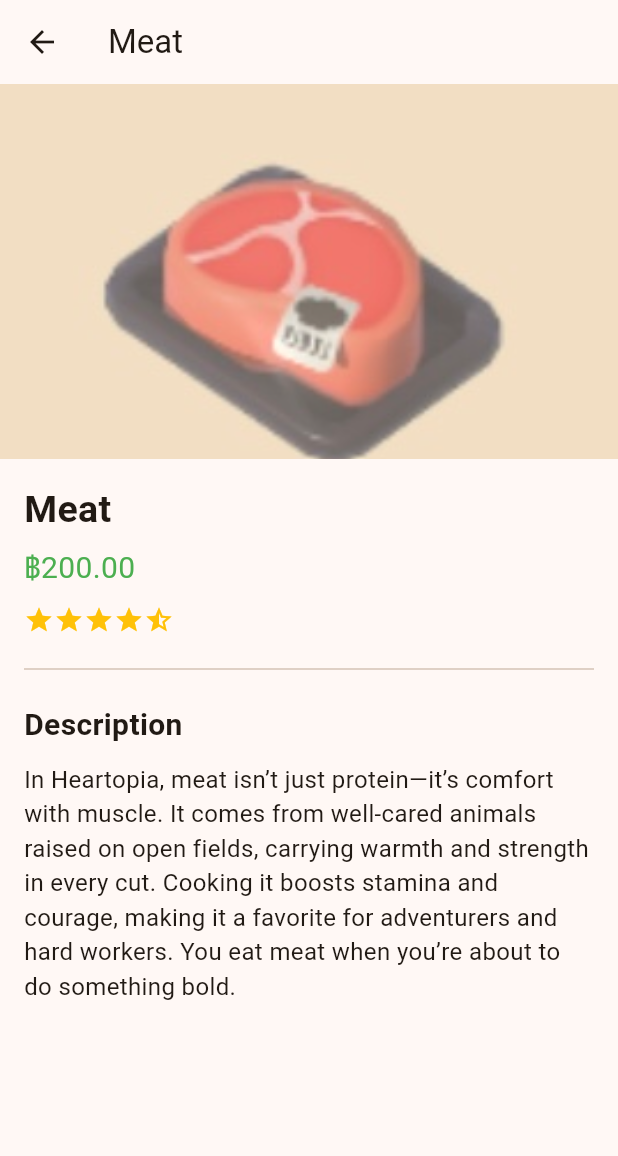
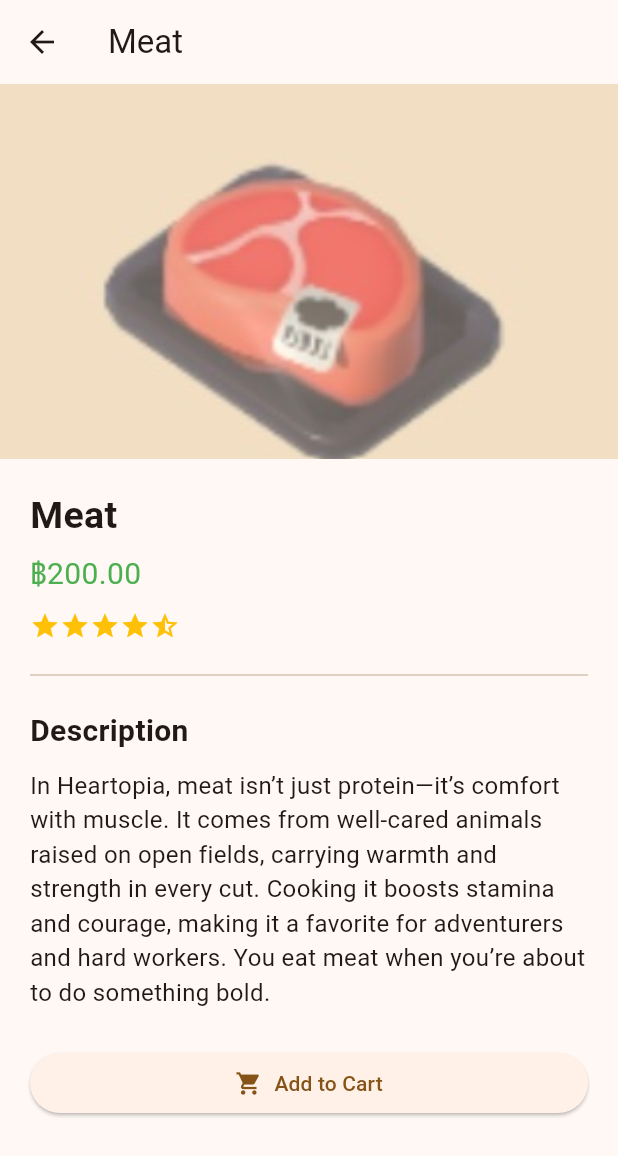
Before and after one commit to naphat-chanthakorn/naphat-6525-flutter-labs, a Flutter app: the ProductGalleryScreen screen opened directly, after a tap on "Meat", on a phone screen of 412 x 824 dp. Shown: the top 1156 px of the screen. Run offline on Flutter 3.47's test engine with Material 3 defaults, Android fonts, the phone set to English and light mode, and no system bars.

Commit message:
Edit Main, Detail, and Card

```diff
--- a/naphat_widgets_exercises/lib/components/product_card.dart
+++ b/naphat_widgets_exercises/lib/components/product_card.dart
@@ -1,3 +1,19 @@
+/// Product Card
+///
+/// This widget is
+///
+/// ============================================
+/// AI DOCUMENTATION
+/// No AI tools were used for this file.
+/// All code written independently.
+///
+/// ============================================
+///
+/// Author: Naphat Chanthakorn
+/// Version: 1.0.0
+/// Date: 2026-01-27
+library;
+
 import 'package:flutter/material.dart';
 import '../models/product_model.dart';
 import 'star_rating.dart';
@@ -13,6 +29,9 @@ class ProductCard extends StatelessWidget {
     return InkWell(
       onTap: onTap,
       child: Card(
+        clipBehavior: Clip.antiAlias,
+        elevation: 4,
+        shape: RoundedRectangleBorder(borderRadius: BorderRadius.circular(12)),
         child: Column(
           crossAxisAlignment: CrossAxisAlignment.start,
           children: [
@@ -26,7 +45,7 @@ class ProductCard extends StatelessWidget {
                     product.name,
                     style: const TextStyle(fontWeight: FontWeight.bold),
                   ),
-                  const SizedBox(height: 4),
+                  const SizedBox(height: 5),
                   Text(
                     '฿${product.price.toStringAsFixed(2)}',
                     style: const TextStyle(
@@ -34,7 +53,7 @@ class ProductCard extends StatelessWidget {
                       fontWeight: FontWeight.bold,
                     ),
                   ),
-                  const SizedBox(height: 4),
+                  const SizedBox(height: 5),
                   StarRating(rating: product.rating),
                 ],
               ),
--- a/naphat_widgets_exercises/lib/components/star_rating.dart
+++ b/naphat_widgets_exercises/lib/components/star_rating.dart
@@ -1,3 +1,19 @@
+/// Star Rating
+///
+/// This widget is
+///
+/// ============================================
+/// AI DOCUMENTATION
+/// No AI tools were used for this file.
+/// All code written independently.
+///
+/// ============================================
+///
+/// Author: Naphat Chanthakorn
+/// Version: 1.0.0
+/// Date: 2026-01-27
+library;
+
 import 'package:flutter/material.dart';
 
 class StarRating extends StatelessWidget {
--- a/naphat_widgets_exercises/lib/main_product_gallery.dart
+++ b/naphat_widgets_exercises/lib/main_product_gallery.dart
@@ -1,3 +1,19 @@
+/// Main Product Gallery
+///
+/// This widget is
+///
+/// ============================================
+/// AI DOCUMENTATION
+/// No AI tools were used for this file.
+/// All code written independently.
+///
+/// ============================================
+///
+/// Author: Naphat Chanthakorn
+/// Version: 1.0.0
+/// Date: 2026-01-27
+library;
+
 import 'package:flutter/material.dart';
 import 'models/product_model.dart';
 import 'components/product_card.dart';
@@ -57,7 +73,7 @@ class ProductGalleryScreen extends StatelessWidget {
                 Navigator.push(
                   context,
                   MaterialPageRoute(
-                    builder: (_) => ProductDetail(product: product),
+                    builder: (context) => ProductDetail(product: product),
                   ),
                 );
               },
--- a/naphat_widgets_exercises/lib/models/product_model.dart
+++ b/naphat_widgets_exercises/lib/models/product_model.dart
@@ -1,3 +1,19 @@
+/// Product Model
+///
+/// This widget is
+///
+/// ============================================
+/// AI DOCUMENTATION
+/// No AI tools were used for this file.
+/// All code written independently.
+///
+/// ============================================
+///
+/// Author: Naphat Chanthakorn
+/// Version: 1.0.0
+/// Date: 2026-01-27
+library;
+
 class ProductModel {
   final int id;
   final String name;
--- a/naphat_widgets_exercises/lib/screens/product_detail.dart
+++ b/naphat_widgets_exercises/lib/screens/product_detail.dart
@@ -1,3 +1,19 @@
+/// Product Detail
+///
+/// This widget is
+///
+/// ============================================
+/// AI DOCUMENTATION
+/// No AI tools were used for this file.
+/// All code written independently.
+///
+/// ============================================
+///
+/// Author: Naphat Chanthakorn
+/// Version: 1.0.0
+/// Date: 2026-01-27
+library;
+
 import 'package:flutter/material.dart';
 import '../models/product_model.dart';
 import '../components/star_rating.dart';
@@ -11,18 +27,17 @@ class ProductDetail extends StatelessWidget {
   Widget build(BuildContext context) {
     return Scaffold(
       appBar: AppBar(title: Text(product.name)),
-      body: SingleChildScrollView(
-        child: Column(
+      body: Column(
         crossAxisAlignment: CrossAxisAlignment.start,
         children: [
           Image.asset(
             product.imageUrl,
-              width: double.infinity,
+            width: 450,
             height: 250,
             fit: BoxFit.cover,
           ),
           Padding(
-              padding: const EdgeInsets.all(16),
+            padding: const EdgeInsets.all(20),
             child: Column(
               crossAxisAlignment: CrossAxisAlignment.start,
               children: [
@@ -48,17 +63,31 @@ class ProductDetail extends StatelessWidget {
                   style: TextStyle(fontSize: 20, fontWeight: FontWeight.bold),
                 ),
                 SizedBox(height: 10),
-                  Text(
-                    product.description,
-                    style: const TextStyle(fontSize: 16),
+                Text(product.description, style: const TextStyle(fontSize: 16)),
+                const SizedBox(height: 25),
+                SizedBox(
+                  width: double.infinity,
+                  child: ElevatedButton(
+                    onPressed: () {
+                      ScaffoldMessenger.of(context).showSnackBar(
+                        const SnackBar(content: Text('Added to cart')),
+                      );
+                    },
+                    child: const Row(
+                      mainAxisSize: MainAxisSize.min,
+                      children: [
+                        Icon(Icons.shopping_cart),
+                        SizedBox(width: 8),
+                        Text('Add to Cart'),
+                      ],
                     ),
-                  const SizedBox(height: 24),
+                  ),
+                ),
               ],
             ),
           ),
         ],
       ),
-      ),
     );
   }
 }
```
Lines whose indentation alone changed are shown as unchanged.
